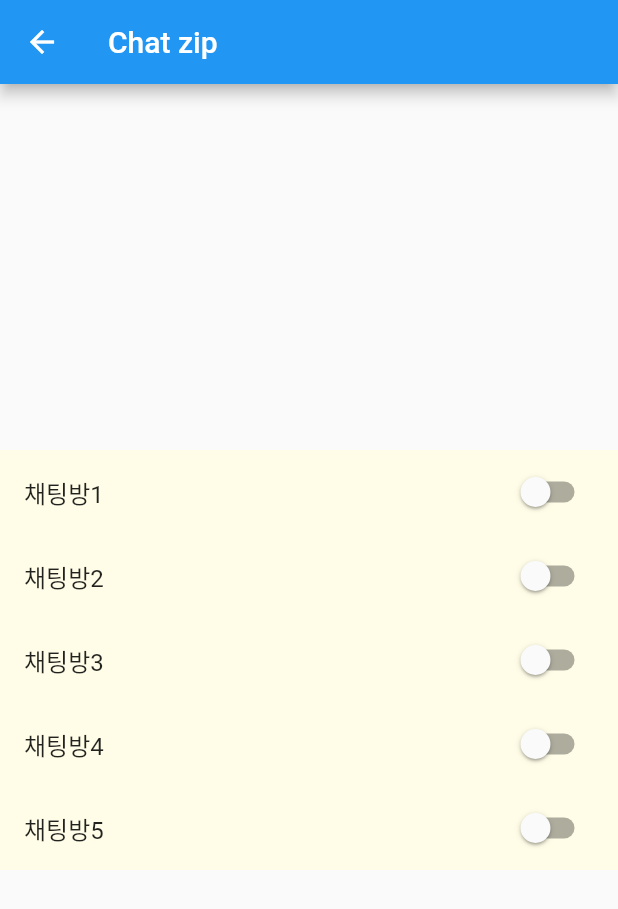
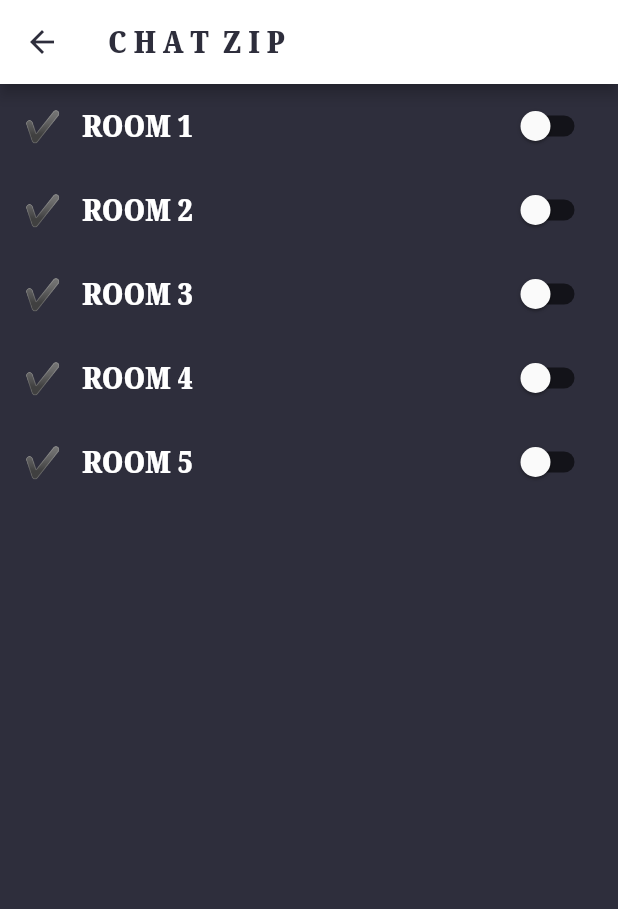
Before and after one commit to PNU-ChatZip/BiG_Data_Hakathon_ChatZip, a Flutter app: the ChatChannelScreen screen opened directly, on a phone screen of 412 x 824 dp. Shown: the top 909 px of the screen. Run offline on Flutter 3.47's test engine with Material 2 defaults, Android fonts, the phone set to English and light mode, and no system bars; missing offline and left inert: notification_listener_service.

Commit message:
main, kakaotalk ui 수정

```diff
--- a/lib/screens/chat_channel_screen.dart
+++ b/lib/screens/chat_channel_screen.dart
@@ -19,18 +19,30 @@ class _ChatChannelScreenState extends State<ChatChannelScreen> {
   @override
   Widget build(BuildContext context) {
     return Scaffold(
+      backgroundColor: const Color.fromRGBO(46, 46, 60, 1),
       appBar: AppBar(
-        title: const Text('Chat zip'),
+        iconTheme: const IconThemeData(
+          color: Color.fromRGBO(46, 46, 60, 1),
         ),
-      body: Center(
-        child: SingleChildScrollView(
+        title: const Text(
+          'C H A T  Z I P',
+          style: TextStyle(
+            color: Color.fromRGBO(46, 46, 60, 1),
+            fontWeight: FontWeight.w800,
+            fontFamily: 'Noto_Serif',
+            fontSize: 20,
+          ),
+        ),
+        backgroundColor: Colors.white,
+      ),
+      body: SingleChildScrollView(
         scrollDirection: Axis.vertical,
         child: Column(
-            crossAxisAlignment: CrossAxisAlignment.center,
+          mainAxisAlignment: MainAxisAlignment.start,
           children: [
             for (var channel in totalChannel)
               ListTile(
-                  tileColor: Colors.yellow[50],
+                tileColor: const Color.fromRGBO(46, 46, 60, 1),
                 title: GestureDetector(
                   onTap: () {
                     Navigator.push(
@@ -40,10 +52,20 @@ class _ChatChannelScreenState extends State<ChatChannelScreen> {
                       ),
                     );
                   },
-                    child: Text('채팅방$channel'),
+                  child: Text(
+                    '✔️   ROOM $channel',
+                    style: const TextStyle(
+                      fontSize: 20,
+                      fontWeight: FontWeight.w600,
+                      color: Colors.white,
+                      fontFamily: 'Noto_Serif',
+                    ),
+                  ),
                 ),
                 trailing: Switch(
-                    activeColor: Colors.red,
+                  activeColor: Colors.white,
+                  activeTrackColor: const Color.fromRGBO(124, 251, 95, 1),
+                  inactiveTrackColor: const Color.fromRGBO(19, 19, 25, 1),
                   value: WhiteList[channel - 1],
                   onChanged: (bool? value) {
                     setState(() {
@@ -51,9 +73,8 @@ class _ChatChannelScreenState extends State<ChatChannelScreen> {
                     });
                   },
                 ),
-                )
+              ),
           ],
-          ),
         ),
       ),
     );
```
Also changed, not shown: lib/screens/home_screen.dart (+24 -6 lines), pubspec.yaml (+22 -0 lines), assets/font/NotoSerif_Condensed-Black.ttf (added), 7 other files. Lines whose indentation alone changed are shown as unchanged.
